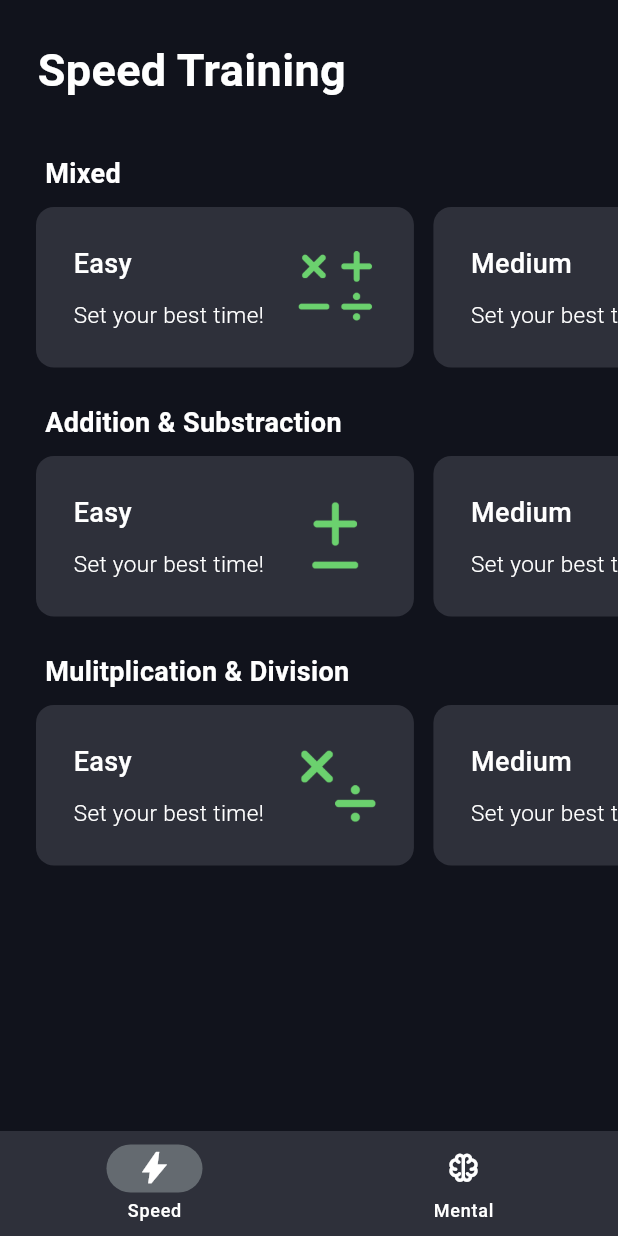
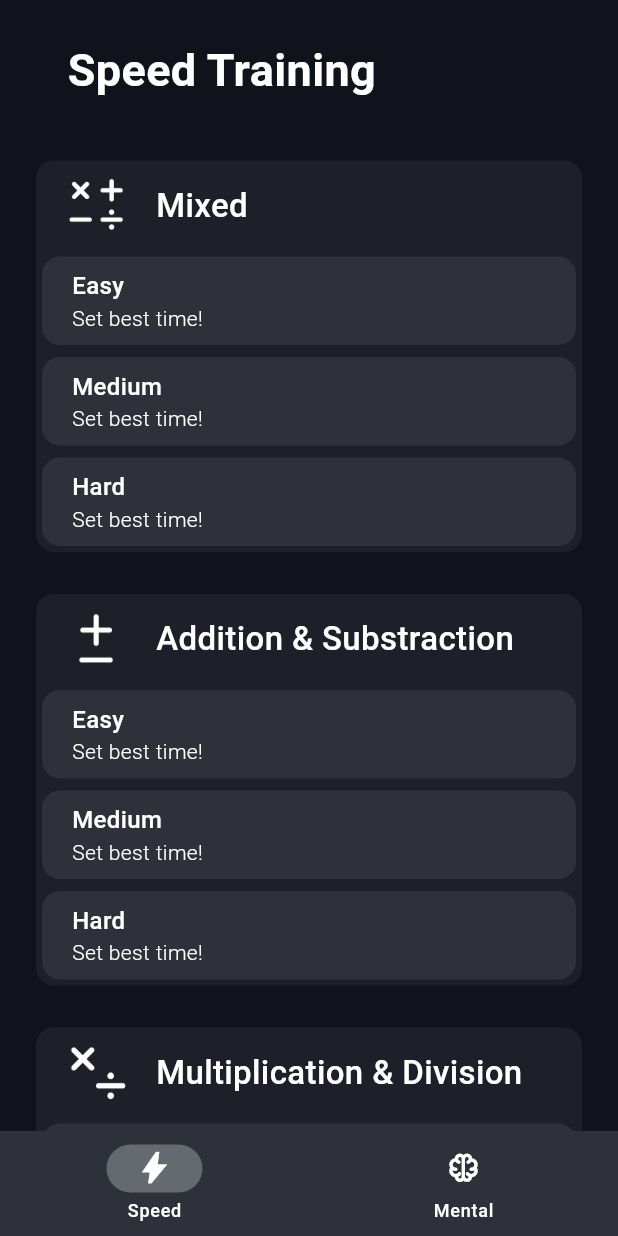
Before and after one commit to BTifmmp/math-training, a Flutter app: the screen it shows after launch, after a tap on "Medium", on a phone screen of 412 x 824 dp. Run offline on Flutter 3.47's test engine with Material 3 defaults, Android fonts, the phone set to English and light mode, and no system bars; our stand-ins replace animated_flip_counter, bloc, flutter_bloc.

Commit message:
changed trainigns list ui

```diff
--- a/lib/features/mental_training/presentation/mental_training_view.dart
+++ b/lib/features/mental_training/presentation/mental_training_view.dart
@@ -4,7 +4,6 @@ import 'package:flutter_bloc/flutter_bloc.dart';
 import 'package:math_training/features/countdown/cubit/count_down_cubit.dart';
 import 'package:math_training/features/countdown/presentation/countdown_widget.dart';
 import 'package:math_training/features/mental_training/cubit/mental_training_cubit.dart';
-import 'package:math_training/features/stopwatch/cubit/stopwatch_cubit.dart';
 import 'package:math_training/widgets/number_input.dart';
 
 class MentalTrainingPage extends StatelessWidget {
--- a/lib/features/trainings/presentation/mental_trainings_list_view.dart
+++ b/lib/features/trainings/presentation/mental_trainings_list_view.dart
@@ -1,7 +1,7 @@
 import 'package:flutter/material.dart';
 import 'package:math_training/features/mental_training/presentation/mental_training_view.dart';
 import 'package:math_training/widgets/select_mode_box.dart';
-import 'package:math_training/widgets/titled_row.dart';
+import 'package:math_training/widgets/training_type_panel.dart';
 
 class MentalTrainingsListView extends StatefulWidget {
   const MentalTrainingsListView({super.key});
@@ -13,18 +13,6 @@ class MentalTrainingsListView extends StatefulWidget {
 
 class _MentalTrainingsListViewState extends State<MentalTrainingsListView>
     with AutomaticKeepAliveClientMixin<MentalTrainingsListView> {
-  final row1 = ScrollController();
-  final row2 = ScrollController();
-  final row3 = ScrollController();
-
-  @override
-  void dispose() {
-    row1.dispose();
-    row2.dispose();
-    row3.dispose();
-    super.dispose();
-  }
-
   @override
   bool get wantKeepAlive => true;
 
@@ -32,7 +20,7 @@ class _MentalTrainingsListViewState extends State<MentalTrainingsListView>
   Widget build(BuildContext context) {
     super.build(context);
     return SingleChildScrollView(
-      padding: const EdgeInsets.only(bottom: 25),
+      padding: const EdgeInsets.only(bottom: 25, left: 20, right: 20),
       child: Column(
         crossAxisAlignment: CrossAxisAlignment.start,
         children: [
@@ -47,80 +35,78 @@ class _MentalTrainingsListViewState extends State<MentalTrainingsListView>
             ),
           ),
           const SizedBox(height: 10),
-          TitledRow(
+          TrainingTypePanel(
               title: 'Mixed',
-            children: [
+              imagePath: 'assets/images/mixed.png',
+              modeBoxes: [
                 TrainingSelectModeBox(
-                  image: 'assets/images/mixed.png',
                   title: 'Easy',
                   description: 'Correct answers: 0',
                   onTap: () {
                     Navigator.of(context).push(MaterialPageRoute(
                         builder: (_) => const MentalTrainingPage()));
                   },
-                  difficulty: 0),
+                ),
                 TrainingSelectModeBox(
-                  image: 'assets/images/mixed.png',
                   title: 'Medium',
                   description: 'Correct answers: 0',
                   onTap: () {},
-                  difficulty: 1),
+                ),
                 TrainingSelectModeBox(
-                  image: 'assets/images/mixed.png',
                   title: 'Hard',
                   description: 'Correct answers: 0',
                   onTap: () {},
-                  difficulty: 2),
-            ],
                 ),
+              ]),
           const SizedBox(height: 20),
-          TitledRow(
+          TrainingTypePanel(
               title: 'Addition & Substraction',
-            children: [
+              imagePath: 'assets/images/plusminus.png',
+              modeBoxes: [
                 TrainingSelectModeBox(
-                  image: 'assets/images/plusminus.png',
                   title: 'Easy',
                   description: 'Correct answers: 0',
-                  onTap: () {},
-                  difficulty: 0),
+                  onTap: () {
+                    Navigator.of(context).push(MaterialPageRoute(
+                        builder: (_) => const MentalTrainingPage()));
+                  },
+                ),
                 TrainingSelectModeBox(
-                  image: 'assets/images/plusminus.png',
                   title: 'Medium',
                   description: 'Correct answers: 0',
                   onTap: () {},
-                  difficulty: 1),
+                ),
                 TrainingSelectModeBox(
-                  image: 'assets/images/plusminus.png',
                   title: 'Hard',
                   description: 'Correct answers: 0',
                   onTap: () {},
-                  difficulty: 2),
-            ],
                 ),
+              ]),
           const SizedBox(height: 20),
-          TitledRow(
-            title: 'Mulitplication & Division',
-            children: [
+          TrainingTypePanel(
+              title: 'Multiplication & Division',
+              imagePath: 'assets/images/multdiv.png',
+              modeBoxes: [
                 TrainingSelectModeBox(
-                  image: 'assets/images/multdiv.png',
                   title: 'Easy',
                   description: 'Correct answers: 0',
-                  onTap: () {},
-                  difficulty: 0),
+                  onTap: () {
+                    Navigator.of(context).push(MaterialPageRoute(
+                        builder: (_) => const MentalTrainingPage()));
+                  },
+                ),
                 TrainingSelectModeBox(
-                  image: 'assets/images/multdiv.png',
                   title: 'Medium',
                   description: 'Correct answers: 0',
                   onTap: () {},
-                  difficulty: 1),
+                ),
                 TrainingSelectModeBox(
-                  image: 'assets/images/multdiv.png',
                   title: 'Hard',
                   description: 'Correct answers: 0',
                   onTap: () {},
-                  difficulty: 2),
-            ],
-          )
+                ),
+              ]),
+          const SizedBox(height: 20),
         ],
       ),
     );
--- a/lib/features/trainings/presentation/speed_trainings_list_view.dart
+++ b/lib/features/trainings/presentation/speed_trainings_list_view.dart
@@ -1,7 +1,7 @@
 import 'package:flutter/material.dart';
 import 'package:math_training/features/speed_training/presentation/speed_training_view.dart';
 import 'package:math_training/widgets/select_mode_box.dart';
-import 'package:math_training/widgets/titled_row.dart';
+import 'package:math_training/widgets/training_type_panel.dart';
 
 class SpeedTrainingsListView extends StatefulWidget {
   const SpeedTrainingsListView({super.key});
@@ -12,18 +12,6 @@ class SpeedTrainingsListView extends StatefulWidget {
 
 class _SpeedTrainingsListViewState extends State<SpeedTrainingsListView>
     with AutomaticKeepAliveClientMixin<SpeedTrainingsListView> {
-  final row1 = ScrollController();
-  final row2 = ScrollController();
-  final row3 = ScrollController();
-
-  @override
-  void dispose() {
-    row1.dispose();
-    row2.dispose();
-    row3.dispose();
-    super.dispose();
-  }
-
   @override
   bool get wantKeepAlive => true;
 
@@ -31,7 +19,7 @@ class _SpeedTrainingsListViewState extends State<SpeedTrainingsListView>
   Widget build(BuildContext context) {
     super.build(context);
     return SingleChildScrollView(
-      padding: const EdgeInsets.only(bottom: 25),
+      padding: const EdgeInsets.only(bottom: 25, left: 20, right: 20),
       child: Column(
         crossAxisAlignment: CrossAxisAlignment.start,
         children: [
@@ -46,81 +34,78 @@ class _SpeedTrainingsListViewState extends State<SpeedTrainingsListView>
             ),
           ),
           const SizedBox(height: 10),
-          TitledRow(
-            controller: row1,
+          TrainingTypePanel(
               title: 'Mixed',
-            children: [
+              imagePath: 'assets/images/mixed.png',
+              modeBoxes: [
                 TrainingSelectModeBox(
-                  image: 'assets/images/mixed.png',
                   title: 'Easy',
-                  description: 'Set your best time!',
+                  description: 'Set best time!',
                   onTap: () {
                     Navigator.of(context).push(MaterialPageRoute(
                         builder: (_) => const SpeedTrainingPage()));
                   },
-                  difficulty: 0),
+                ),
                 TrainingSelectModeBox(
-                  image: 'assets/images/mixed.png',
                   title: 'Medium',
-                  description: 'Set your best time!',
+                  description: 'Set best time!',
                   onTap: () {},
-                  difficulty: 1),
+                ),
                 TrainingSelectModeBox(
-                  image: 'assets/images/mixed.png',
                   title: 'Hard',
-                  description: 'Set your best time!',
+                  description: 'Set best time!',
                   onTap: () {},
-                  difficulty: 2),
-            ],
                 ),
+              ]),
           const SizedBox(height: 20),
-          TitledRow(
+          TrainingTypePanel(
               title: 'Addition & Substraction',
-            children: [
+              imagePath: 'assets/images/plusminus.png',
+              modeBoxes: [
                 TrainingSelectModeBox(
-                  image: 'assets/images/plusminus.png',
                   title: 'Easy',
-                  description: 'Set your best time!',
+                  description: 'Set best time!',
+                  onTap: () {
+                    Navigator.of(context).push(MaterialPageRoute(
+                        builder: (_) => const SpeedTrainingPage()));
+                  },
+                ),
+                TrainingSelectModeBox(
+                  title: 'Medium',
+                  description: 'Set best time!',
                   onTap: () {},
-                  difficulty: 0),
+                ),
                 TrainingSelectModeBox(
-                  image: 'assets/images/plusminus.png',
+                  title: 'Hard',
+                  description: 'Set best time!',
+                  onTap: () {},
+                ),
+              ]),
+          const SizedBox(height: 20),
+          TrainingTypePanel(
+              title: 'Multiplication & Division',
+              imagePath: 'assets/images/multdiv.png',
+              modeBoxes: [
+                TrainingSelectModeBox(
+                  title: 'Easy',
+                  description: 'Set best time!',
+                  onTap: () {
+                    Navigator.of(context).push(MaterialPageRoute(
+                        builder: (_) => const SpeedTrainingPage()));
+                  },
+                ),
+                TrainingSelectModeBox(
                   title: 'Medium',
-                  description: 'Set your best time!',
+                  description: 'Set best time!',
                   onTap: () {},
-                  difficulty: 1),
+                ),
                 TrainingSelectModeBox(
-                  image: 'assets/images/plusminus.png',
                   title: 'Hard',
-                  description: 'Set your best time!',
+                  description: 'Set best time!',
                   onTap: () {},
-                  difficulty: 2),
-            ],
                 ),
+              ]),
           const SizedBox(height: 20),
-          TitledRow(
-            title: 'Mulitplication & Division',
-            children: [
-              TrainingSelectModeBox(
-                  image: 'assets/images/multdiv.png',
-                  title: 'Easy',
-                  description: 'Set your best time!',
-                  onTap: () {},
-                  difficulty: 0),
-              TrainingSelectModeBox(
-                  image: 'assets/images/multdiv.png',
-                  title: 'Medium',
-                  description: 'Set your best time!',
-                  onTap: () {},
-                  difficulty: 1),
-              TrainingSelectModeBox(
-                  image: 'assets/images/multdiv.png',
-                  title: 'Hard',
-                  description: 'Set your best time!',
-                  onTap: () {},
-                  difficulty: 2),
-            ],
-          )
         ],
       ),
     );
--- a/lib/widgets/select_mode_box.dart
+++ b/lib/widgets/select_mode_box.dart
@@ -1,19 +1,16 @@
 import 'package:flutter/material.dart';
 
 class TrainingSelectModeBox extends StatefulWidget {
-  final int difficulty;
   final String title;
   final String description;
   final GestureTapCallback onTap;
-  final String image;
 
-  const TrainingSelectModeBox(
-      {super.key,
+  const TrainingSelectModeBox({
+    super.key,
     required this.title,
     required this.description,
     required this.onTap,
-      required this.difficulty,
-      required this.image});
+  });
 
   @override
   State<TrainingSelectModeBox> createState() => _TrainingSelectModeBoxState();
@@ -53,51 +50,27 @@ class _TrainingSelectModeBoxState extends State<TrainingSelectModeBox> {
             shadowColor: Colors.black,
             clipBehavior: Clip.antiAlias,
             child: Padding(
-              padding: const EdgeInsets.all(25.0),
-              child: ConstrainedBox(
-                constraints: const BoxConstraints(minWidth: 150),
-                child: Row(
-                  children: [
-                    Column(
-                      mainAxisSize: MainAxisSize.min,
-                      crossAxisAlignment: CrossAxisAlignment.start,
+              padding: const EdgeInsets.symmetric(horizontal: 20, vertical: 8),
+              child: Column(
+                crossAxisAlignment: CrossAxisAlignment.stretch,
                 children: [
                   Text(
                     widget.title,
                     style: const TextStyle(
-                              fontSize: 18, fontWeight: FontWeight.w500),
+                        fontSize: 16, fontWeight: FontWeight.w500),
                   ),
-                        const SizedBox(height: 10),
                   Text(
                     widget.description,
                     style: TextStyle(
-                            fontSize: 15,
+                      fontSize: 14,
                       fontWeight: FontWeight.w300,
-                            color:
-                                Theme.of(context).colorScheme.onSurfaceVariant,
+                      color: Theme.of(context).colorScheme.onSurfaceVariant,
                     ),
                   ),
                 ],
-                    ),
-                    const SizedBox(width: 20),
-                    Image.asset(
-                      widget.image,
-                      width: 55,
-                      height: 55,
-                      color:
-                          difficultyColors[widget.difficulty] ?? Colors.white,
-                    ),
-                  ],
-                ),
               ),
             )),
       ),
     );
   }
 }
-
-const Map<int, Color> difficultyColors = {
-  0: Color.fromARGB(255, 107, 209, 110),
-  1: Color.fromARGB(255, 228, 173, 101),
-  2: Color.fromARGB(255, 209, 107, 107),
-};
--- /dev/null
+++ b/lib/widgets/training_type_panel.dart
@@ -0,0 +1,47 @@
+import 'package:flutter/material.dart';
+
+class TrainingTypePanel extends StatelessWidget {
+  final String imagePath;
+  final String title;
+  final List<Widget> modeBoxes;
+  const TrainingTypePanel(
+      {super.key,
+      required this.modeBoxes,
+      required this.title,
+      required this.imagePath});
+
+  @override
+  Widget build(BuildContext context) {
+    return Card.filled(
+      color: Theme.of(context).colorScheme.surfaceContainerLow,
+      child: Column(
+        children: [
+          Padding(
+            padding: const EdgeInsets.symmetric(vertical: 10.0, horizontal: 20),
+            child: Row(
+              children: [
+                Image.asset(
+                  imagePath,
+                  width: 40,
+                  height: 40,
+                  color: Colors.white,
+                ),
+                const SizedBox(
+                  width: 20,
+                ),
+                Flexible(
+                  child: Text(
+                    title,
+                    style: const TextStyle(
+                        fontSize: 22, fontWeight: FontWeight.w500),
+                  ),
+                ),
+              ],
+            ),
+          ),
+          ...modeBoxes,
+        ],
+      ),
+    );
+  }
+}
```
Lines whose indentation alone changed are shown as unchanged.
